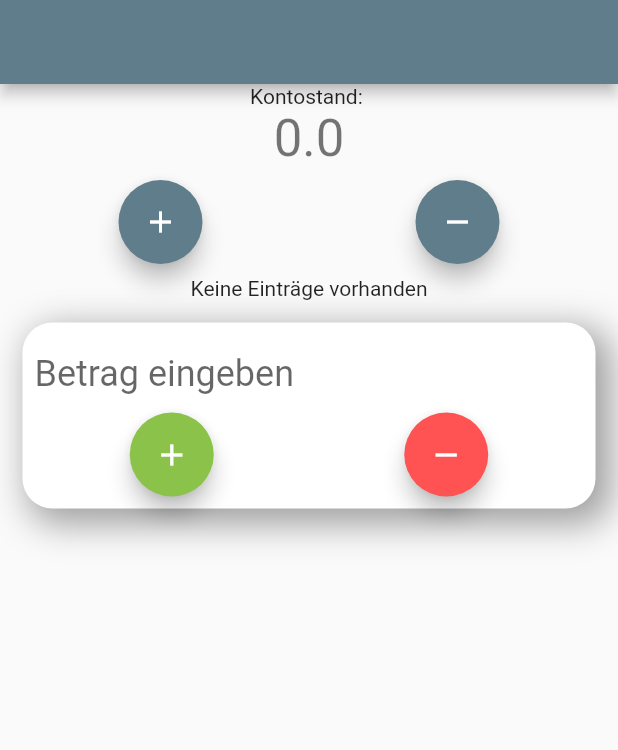
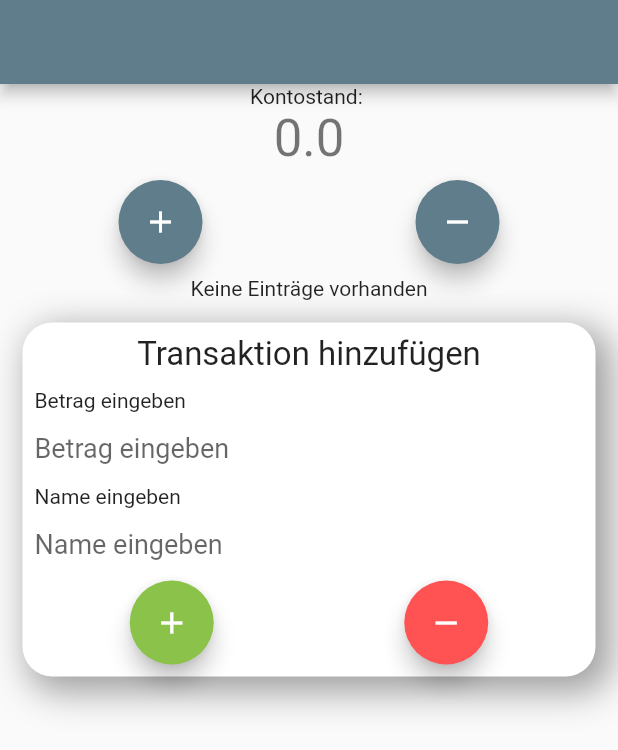
Before and after one commit to theflocco/transaktion_tracker, a Flutter app: the screen it shows after launch, on a phone screen of 412 x 824 dp. Shown: the top 750 px of the screen. Run offline on Flutter 3.47's test engine with Material 2 defaults, Android fonts, the phone set to English and light mode, and no system bars.

Commit message:
added name eingeben field, polishment

```diff
--- a/lib/screens/add_transaktion_card.dart
+++ b/lib/screens/add_transaktion_card.dart
@@ -2,8 +2,8 @@ import 'package:flutter/material.dart';
 import 'package:flutter/widgets.dart';
 
 class AddTransaktionCard extends StatelessWidget {
-  final TextEditingController controller = new TextEditingController();
-
+  final TextEditingController betragController = new TextEditingController();
+  final TextEditingController nameController = new TextEditingController();
   @override
   Widget build(BuildContext context) {
     return Padding(
@@ -15,11 +15,7 @@ class AddTransaktionCard extends StatelessWidget {
                 color: Colors.grey,
                 blurRadius: 20.0,
                 spreadRadius: 3.0,
-              offset: Offset(
-                7.0,
-                7.0
-              )
-            )
+                offset: Offset(7.0, 7.0))
           ],
           borderRadius: BorderRadius.circular(20),
           color: Colors.white,
@@ -28,11 +24,34 @@ class AddTransaktionCard extends StatelessWidget {
           padding: const EdgeInsets.all(8.0),
           child: Column(
             children: <Widget>[
+              Text(
+                "Transaktion hinzufügen",
+                style: TextStyle(fontSize: 22),
+              ),
+              SizedBox(height: 10,),
+              Column(
+                crossAxisAlignment: CrossAxisAlignment.start,
+                children: <Widget>[
+                  Text("Betrag eingeben"),
                   TextField(
-                controller: controller,
-                style: TextStyle(color: Colors.white, fontSize: 24),
+                    controller: betragController,
+                    style: TextStyle(fontSize: 18),
                     decoration: InputDecoration(
                         border: InputBorder.none, hintText: 'Betrag eingeben'),
+                  ),
+                ],
+              ),
+              Column(
+                crossAxisAlignment: CrossAxisAlignment.start,
+                children: <Widget>[
+                  Text("Name eingeben"),
+                  TextField(
+                    controller: nameController,
+                    style: TextStyle(fontSize: 18),
+                    decoration: InputDecoration(
+                        border: InputBorder.none, hintText: 'Name eingeben'),
+                  ),
+                ],
               ),
               Row(
                 mainAxisAlignment: MainAxisAlignment.spaceAround,
```
Lines whose indentation alone changed are shown as unchanged.
